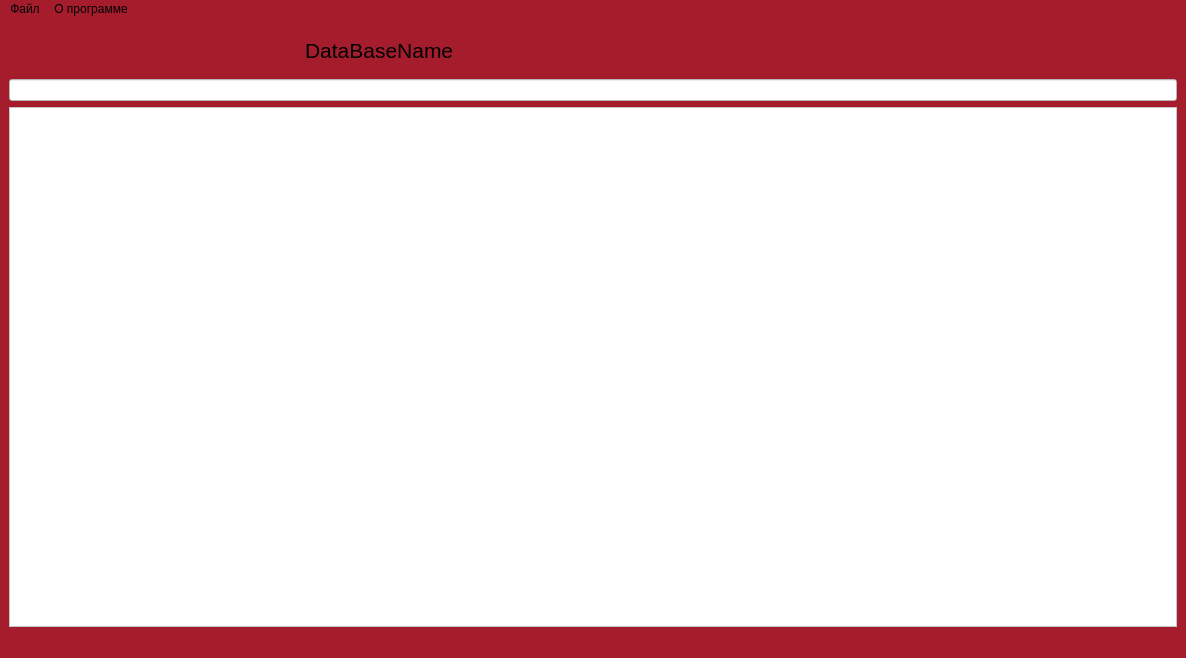
floralunit/PocketPC-DataBase-QtCreator, file mainwindow.ui: the form before one commit.
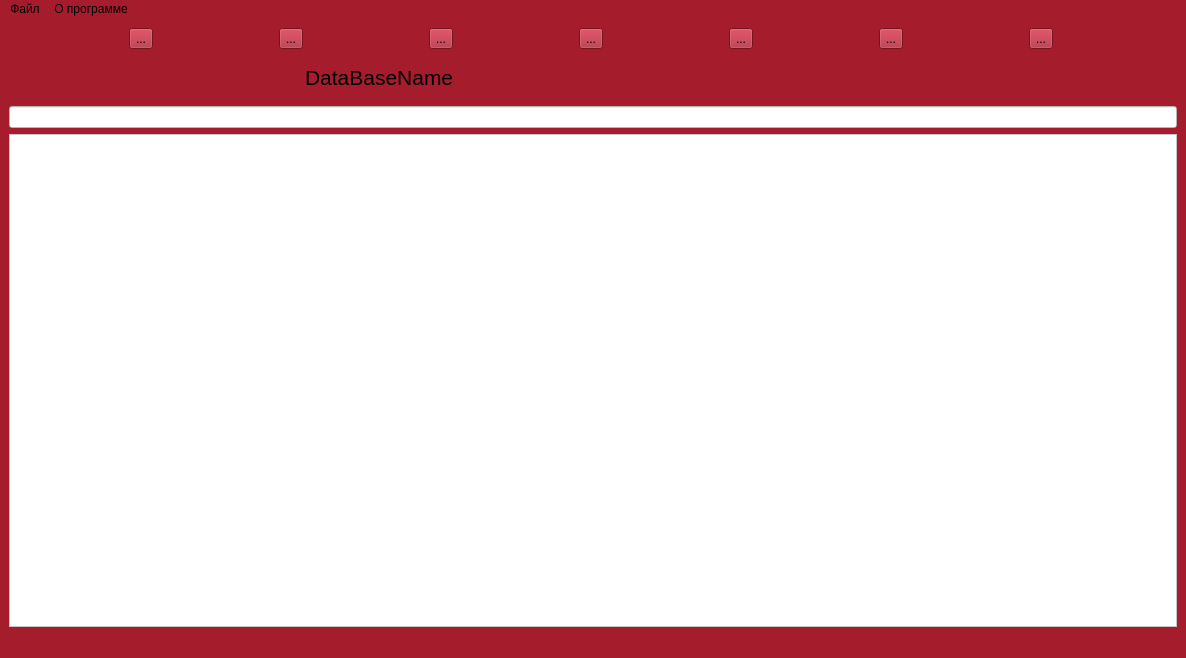
The form after the commit. Icons and pictures are not drawn.

Commit message: добавлены кнопки панели инструментов

Patch:
```diff
--- a/mainwindow.ui
+++ b/mainwindow.ui
@@ -32,6 +32,59 @@
   </property>
   <widget class="QWidget" name="centralwidget">
    <layout class="QVBoxLayout" name="verticalLayout">
+    <item>
+     <layout class="QHBoxLayout" name="horizontalLayout_5">
+      <item>
+       <widget class="QToolButton" name="createToolButton">
+        <property name="text">
+         <string>...</string>
+        </property>
+       </widget>
+      </item>
+      <item>
+       <widget class="QToolButton" name="openToolButton">
+        <property name="text">
+         <string>...</string>
+        </property>
+       </widget>
+      </item>
+      <item>
+       <widget class="QToolButton" name="mergeToolButton">
+        <property name="text">
+         <string>...</string>
+        </property>
+       </widget>
+      </item>
+      <item>
+       <widget class="QToolButton" name="saveToolButton">
+        <property name="text">
+         <string>...</string>
+        </property>
+       </widget>
+      </item>
+      <item>
+       <widget class="QToolButton" name="addToolButton">
+        <property name="text">
+         <string>...</string>
+        </property>
+       </widget>
+      </item>
+      <item>
+       <widget class="QToolButton" name="editToolButton">
+        <property name="text">
+         <string>...</string>
+        </property>
+       </widget>
+      </item>
+      <item>
+       <widget class="QToolButton" name="deleteToolButton">
+        <property name="text">
+         <string>...</string>
+        </property>
+       </widget>
+      </item>
+     </layout>
+    </item>
     <item>
      <layout class="QHBoxLayout" name="horizontalLayout">
       <property name="spacing">
```
The commit also changes 2 other files.
